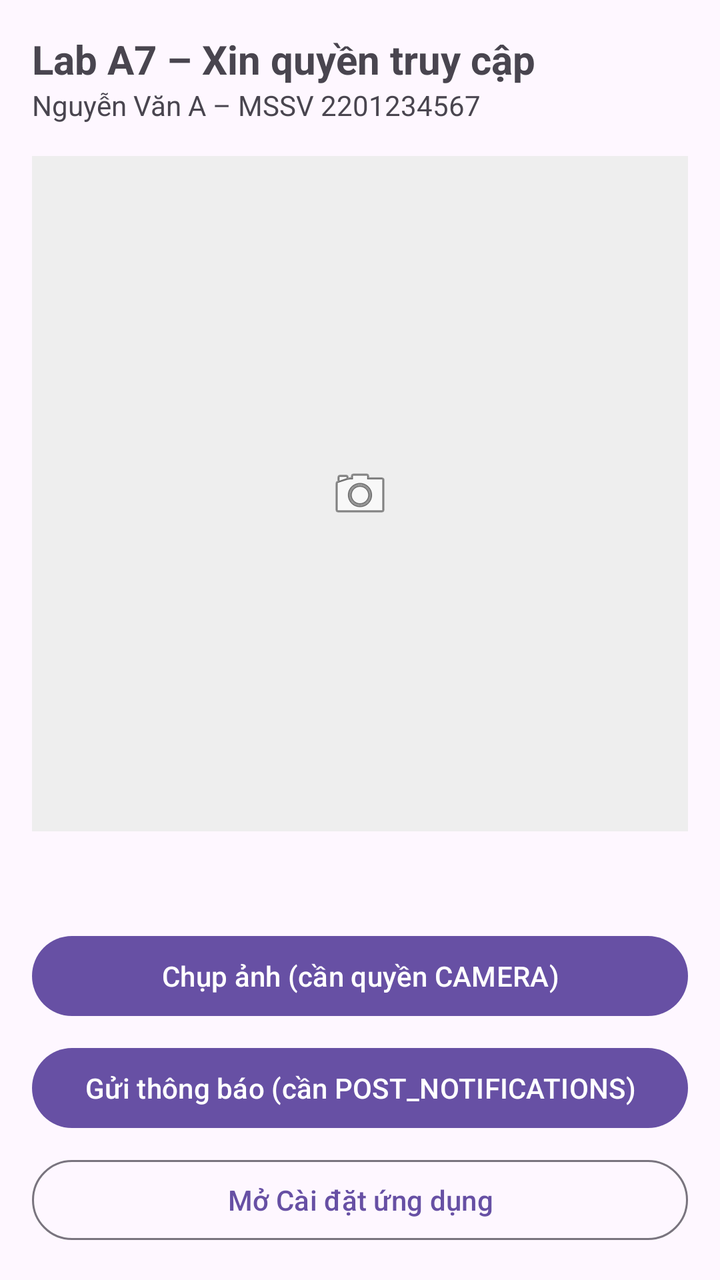
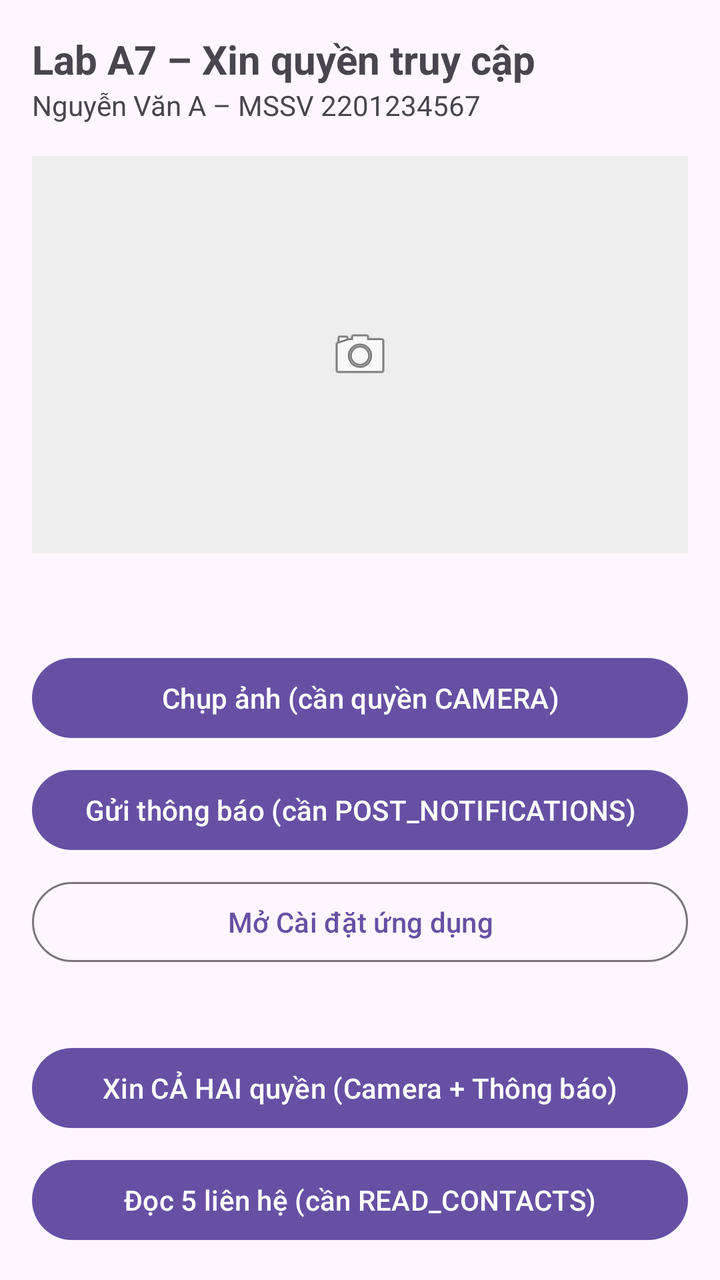

Screens rendered from an Android XML layout before and after an edit, with the pre-edit source and the edit as a unified diff.
<!-- AndroidManifest.xml: application theme Theme.A7_241A010725 -->
<!-- res/layout/activity_main.xml -->
<?xml version="1.0" encoding="utf-8"?>
<LinearLayout xmlns:android="http://schemas.android.com/apk/res/android"
    android:id="@+id/main"
    android:layout_width="match_parent"
    android:layout_height="match_parent"
    android:orientation="vertical"
    android:padding="16dp">

    <TextView
        android:layout_width="wrap_content"
        android:layout_height="wrap_content"
        android:text="@string/title"
        android:textSize="20sp"
        android:textStyle="bold" />

    <TextView
        android:layout_width="wrap_content"
        android:layout_height="wrap_content"
        android:text="@string/student" />

    
    <ImageView
        android:id="@+id/imgAnh"
        android:layout_width="match_parent"
        android:layout_height="0dp"
        android:layout_marginTop="16dp"
        android:layout_weight="1"
        android:background="#EEEEEE"
        android:contentDescription="@string/desc_anh"
        android:scaleType="centerInside"
        android:src="@android:drawable/ic_menu_camera" />

    <TextView
        android:id="@+id/tvTrangThai"
        android:layout_width="match_parent"
        android:layout_height="wrap_content"
        android:layout_marginTop="12dp"
        android:lineSpacingExtra="4dp"
        android:textSize="15sp" />

    <Button
        android:id="@+id/btnChupAnh"
        android:layout_width="match_parent"
        android:layout_height="wrap_content"
        android:layout_marginTop="16dp"
        android:text="@string/btn_chup" />

    <Button
        android:id="@+id/btnThongBao"
        android:layout_width="match_parent"
        android:layout_height="wrap_content"
        android:layout_marginTop="8dp"
        android:text="@string/btn_thong_bao" />

    <Button
        android:id="@+id/btnCaiDat"
        style="?attr/materialButtonOutlinedStyle"
        android:layout_width="match_parent"
        android:layout_height="wrap_content"
        android:layout_marginTop="8dp"
        android:text="@string/open_settings" />
</LinearLayout>
<!-- resources referenced by this layout -->
<resources>
  <string name="btn_chup">Chụp ảnh (cần quyền CAMERA)</string>
  <string name="btn_thong_bao">Gửi thông báo (cần POST_NOTIFICATIONS)</string>
  <string name="desc_anh">Ảnh vừa chụp từ camera</string>
  <string name="open_settings">Mở Cài đặt ứng dụng</string>
  <string name="student">Nguyễn Văn A – MSSV 2201234567</string>
  <string name="title">Lab A7 – Xin quyền truy cập</string>
  <style name="Theme.A7_241A010725" parent="Base.Theme.A7_241A010725" />
  <style name="Base.Theme.A7_241A010725" parent="Theme.Material3.DayNight.NoActionBar">
          
          
      </style>
</resources>

<!-- the commit's change to res/layout/activity_main.xml (unified diff, before → after) -->
@@ -59,4 +59,24 @@
         android:layout_height="wrap_content"
         android:layout_marginTop="8dp"
         android:text="@string/open_settings" />
+    <TextView
+        android:id="@+id/tvLienHe"
+        android:layout_width="match_parent"
+        android:layout_height="wrap_content"
+        android:layout_marginTop="8dp"
+        android:textSize="14sp" />
+
+    <Button
+        android:id="@+id/btnNhieu"
+        android:layout_width="match_parent"
+        android:layout_height="wrap_content"
+        android:layout_marginTop="8dp"
+        android:text="@string/btn_both" />
+
+    <Button
+        android:id="@+id/btnLienHe"
+        android:layout_width="match_parent"
+        android:layout_height="wrap_content"
+        android:layout_marginTop="8dp"
+        android:text="@string/btn_contacts" />
 </LinearLayout>
<!-- resource entries referenced after the edit -->
@@ -1,6 +1,8 @@
 <!-- resources referenced by this layout -->
 <resources>
+  <string name="btn_both">Xin CẢ HAI quyền (Camera + Thông báo)</string>
   <string name="btn_chup">Chụp ảnh (cần quyền CAMERA)</string>
+  <string name="btn_contacts">Đọc 5 liên hệ (cần READ_CONTACTS)</string>
   <string name="btn_thong_bao">Gửi thông báo (cần POST_NOTIFICATIONS)</string>
   <string name="desc_anh">Ảnh vừa chụp từ camera</string>
   <string name="open_settings">Mở Cài đặt ứng dụng</string>
